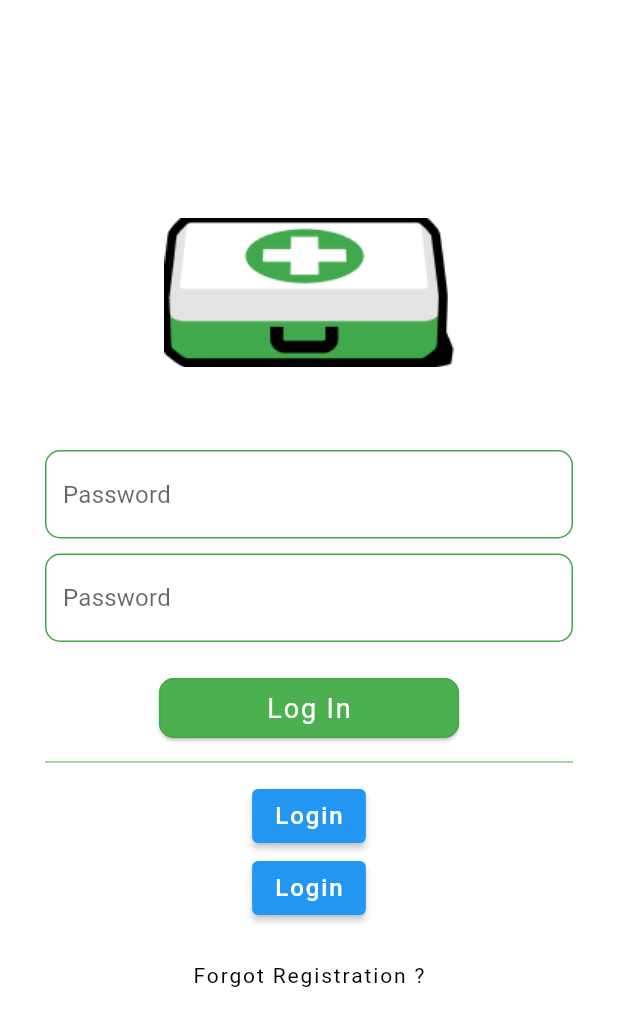
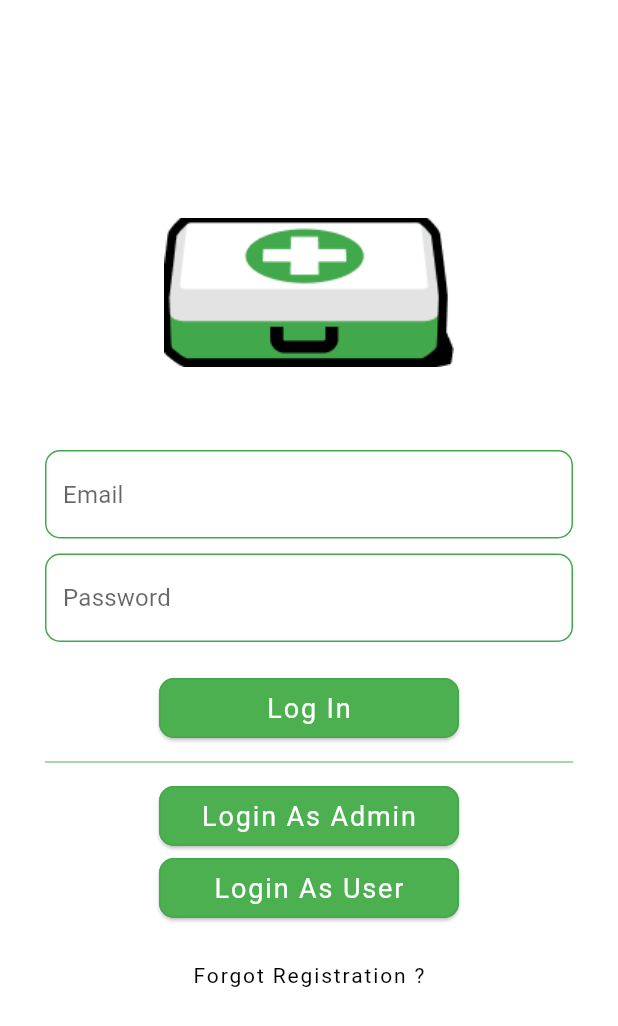
Before and after one commit to SajidAfridi/Medical_Box, a Flutter app: the screen it shows after launch, on a phone screen of 412 x 824 dp. Shown: the top 1026 px of the screen. Run offline on Flutter 3.47's test engine with Material 2 defaults, Android fonts, the phone set to English and light mode, and no system bars; our stand-ins replace flutter_screenutil.

Commit message:
shit resolved

```diff
--- a/lib/features/authentication/Log_in_screen/login_page.dart
+++ b/lib/features/authentication/Log_in_screen/login_page.dart
@@ -66,7 +66,7 @@ class _LogInScreenState extends State<LogInScreen> {
                         ),
                       ),
                       focusColor: Colors.green,
-                      hintText: "Password",
+                      hintText: "Email",
                       //errorText: "The Email is not correct",
                       border: OutlineInputBorder(
                           borderRadius: BorderRadius.all(Radius.circular(10)),
@@ -118,27 +118,78 @@ class _LogInScreenState extends State<LogInScreen> {
                   ElevatedButton(
                     onPressed: () {},
                     style: ButtonStyle(
-                      backgroundColor: MaterialStateProperty.all<Color>(Colors.green),
-                      elevation: MaterialStateProperty.all<double>(1.0),
-                      maximumSize: MaterialStateProperty.all(const Size(200, 40)),
-                      minimumSize: MaterialStateProperty.all(const Size(200, 40)),
-                        shape: MaterialStateProperty.all<RoundedRectangleBorder>(
-                            RoundedRectangleBorder(
-                                borderRadius: BorderRadius.circular(10.0),
-                                side: const BorderSide(color: Colours.borderColor)
-                            )
-                        )
+                        backgroundColor:
+                            MaterialStateProperty.all<Color>(Colors.green),
+                        elevation: MaterialStateProperty.all<double>(1.0),
+                        maximumSize:
+                            MaterialStateProperty.all(const Size(200, 40)),
+                        minimumSize:
+                            MaterialStateProperty.all(const Size(200, 40)),
+                        shape:
+                            MaterialStateProperty.all<RoundedRectangleBorder>(
+                                RoundedRectangleBorder(
+                                    borderRadius: BorderRadius.circular(10.0),
+                                    side: const BorderSide(
+                                        color: Colours.borderColor)))),
+                    child: const Text(
+                      "Log In",
+                      style: TextStyle(
+                        fontWeight: FontWeight.w400,
+                        fontSize: 18,
+                      ),
                     ),
-                    child: const Text("Log In",style: TextStyle(
-                      fontWeight: FontWeight.w400,
-                      fontSize: 18,
-                    ),),
                   ),
                   fixSizedBox10,
                   divider4,
                   fixSizedBox10,
-                  loginButton,
-                  loginButton,
+                  ElevatedButton(
+                    onPressed: () {},
+                    style: ButtonStyle(
+                        backgroundColor:
+                            MaterialStateProperty.all<Color>(Colors.green),
+                        elevation: MaterialStateProperty.all<double>(1.0),
+                        maximumSize:
+                            MaterialStateProperty.all(const Size(200, 40)),
+                        minimumSize:
+                            MaterialStateProperty.all(const Size(200, 40)),
+                        shape:
+                            MaterialStateProperty.all<RoundedRectangleBorder>(
+                                RoundedRectangleBorder(
+                                    borderRadius: BorderRadius.circular(10.0),
+                                    side: const BorderSide(
+                                        color: Colours.borderColor)))),
+                    child: const Text(
+                      "Login As Admin",
+                      style: TextStyle(
+                        fontWeight: FontWeight.w400,
+                        fontSize: 18,
+                      ),
+                    ),
+                  ),
+                  ElevatedButton(
+                    onPressed: () {},
+                    style: ButtonStyle(
+                        backgroundColor:
+                            MaterialStateProperty.all<Color>(Colors.green),
+                        elevation: MaterialStateProperty.all<double>(1.0),
+                        maximumSize:
+                            MaterialStateProperty.all(const Size(200, 40)),
+                        minimumSize:
+                            MaterialStateProperty.all(const Size(200, 40)),
+                        shape:
+                            MaterialStateProperty.all<RoundedRectangleBorder>(
+                                RoundedRectangleBorder(
+                                    borderRadius: BorderRadius.circular(10.0),
+                                    side: const BorderSide(
+                                        color: Colours.borderColor)))),
+                    child: const Text(
+                      "Login As User",
+                      style: TextStyle(
+                        fontWeight: FontWeight.w400,
+                        fontSize: 18,
+                      ),
+                    ),
+                  ),
                   fixSizedBox10,
                   forgotRegistrationButton,
                 ],
```
Also changed, not shown: lib/screens/login_page.dart (deleted, +0 -203 lines).
